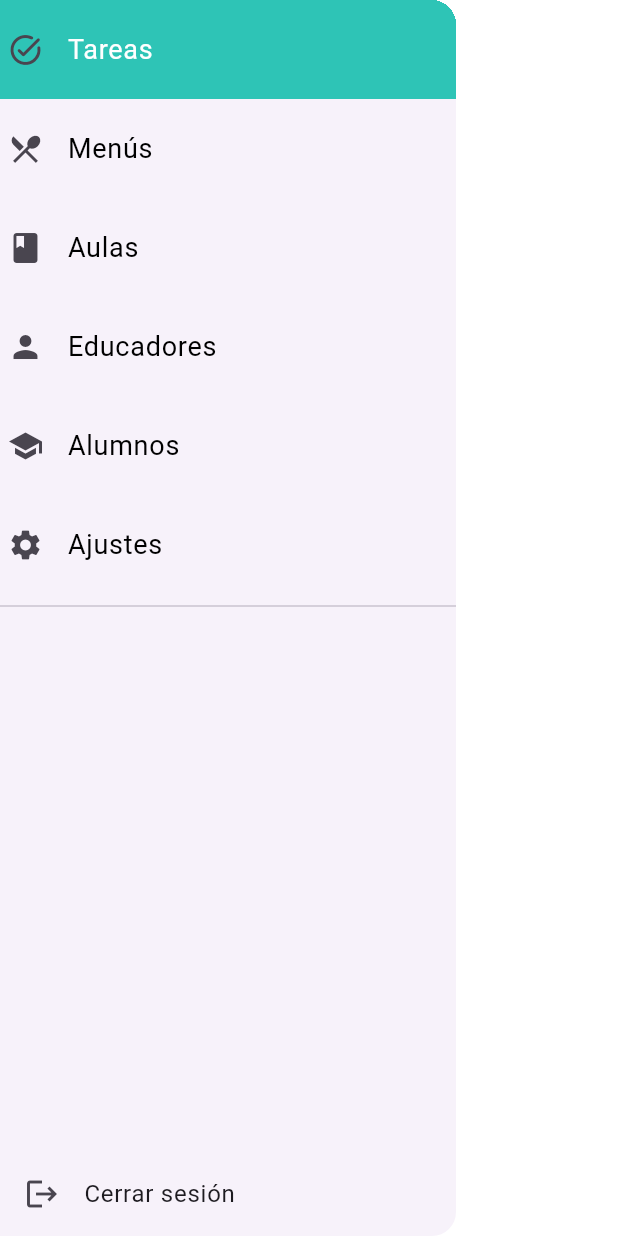
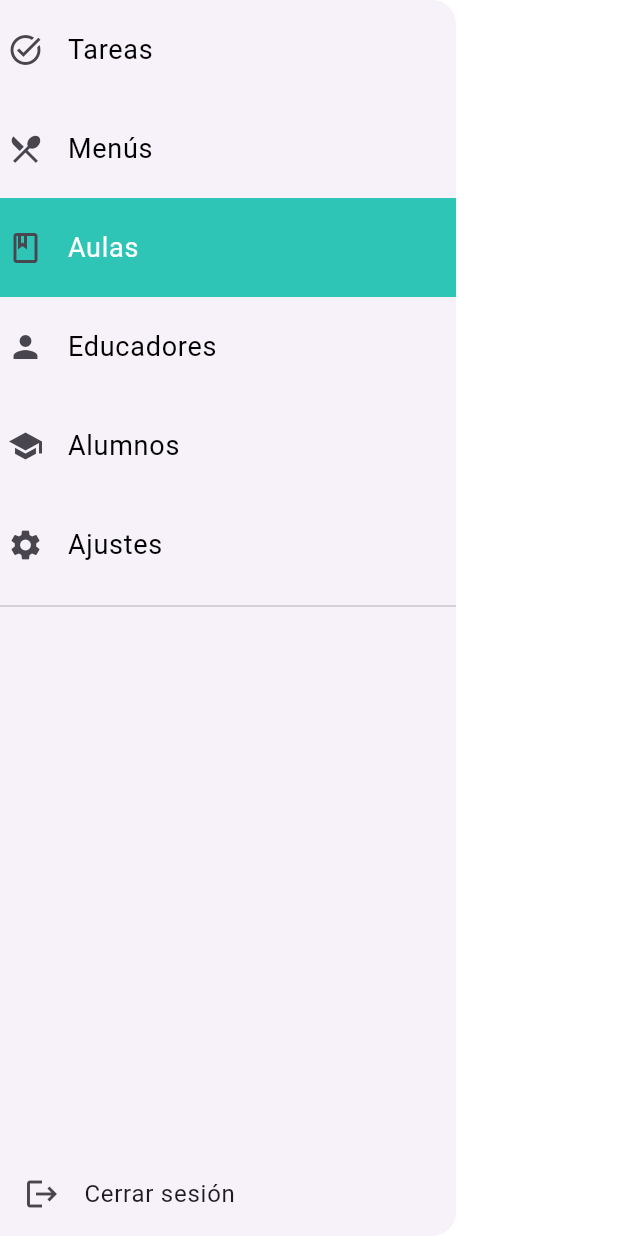
Before and after one commit to Tarerio/Tarerio-FRONT, a Flutter app: the Navbar widget shown alone on an empty page, opened directly, on a phone screen of 412 x 824 dp. Run offline on Flutter 3.47's test engine with Material 3 defaults, Android fonts, the phone set to English and light mode, and no system bars; our stand-ins replace image_picker; network calls fail.

Commit message:
RAFA: Cambio en el Navbar

```diff
--- a/lib/Pages/aulas.dart
+++ b/lib/Pages/aulas.dart
@@ -1,5 +1,6 @@
 import 'package:flutter/material.dart';
 import 'package:tarerio/Widgets/AulaCard.dart';
+import 'package:tarerio/Widgets/Navbar.dart';
 
 class AulasPage extends StatelessWidget {
   AulasPage({super.key});
@@ -40,6 +41,12 @@ class AulasPage extends StatelessWidget {
           );
         },
       ),
+      drawer: Navbar(
+        screenIndex: 2,
+        onLogout: () {
+          print("Cerrar sesión");
+        },
+      ),
     );
   }
 }
--- a/lib/Pages/principalAdministrador.dart
+++ b/lib/Pages/principalAdministrador.dart
@@ -36,6 +36,7 @@ class PrincipalAdministrador extends StatelessWidget {
         ),
       ),
       drawer: Navbar(
+        screenIndex: 0,
         onLogout: () {
           print("Cerrar sesión");
         },
--- a/lib/Widgets/AulaCard.dart
+++ b/lib/Widgets/AulaCard.dart
@@ -16,7 +16,8 @@ class AulaCard extends StatelessWidget {
 
   @override
   Widget build(BuildContext context) {
-    return Card(
+    return Container( // Establecer el ancho deseado aquí
+      child: Card(
         shape: RoundedRectangleBorder(
           borderRadius: BorderRadius.circular(15.0),
         ),
@@ -72,6 +73,7 @@ class AulaCard extends StatelessWidget {
             ),
           ],
         ),
+      ),
     );
   }
 }
--- a/lib/Widgets/Navbar.dart
+++ b/lib/Widgets/Navbar.dart
@@ -1,7 +1,8 @@
 import 'package:flutter/material.dart';
 
 class ExampleDestination {
-  const ExampleDestination(this.label, this.icon, this.selectedIcon, this.route);
+  const ExampleDestination(
+      this.label, this.icon, this.selectedIcon, this.route);
 
   final String label;
   final Widget icon;
@@ -10,27 +11,32 @@ class ExampleDestination {
 }
 
 const List<ExampleDestination> destinations = <ExampleDestination>[
-  ExampleDestination('Tareas', Icon(Icons.task_alt_outlined), Icon(Icons.task_alt_rounded), ''),
-  ExampleDestination('Menús', Icon(Icons.restaurant_menu), Icon(Icons.restaurant_menu_outlined), ''),
-  ExampleDestination('Aulas', Icon(Icons.class_), Icon(Icons.class_outlined), '/administrador/aulas'),
-  ExampleDestination('Educadores', Icon(Icons.person), Icon(Icons.person_outline),'/administrador/registrarProfesor' ),
-  ExampleDestination('Alumnos', Icon(Icons.school), Icon(Icons.school_outlined), '/administrador/registrarAlumno'),
-  ExampleDestination('Ajustes', Icon(Icons.settings), Icon(Icons.settings), '/administrador/perfil'),
-
+  ExampleDestination('Tareas', Icon(Icons.task_alt_outlined),
+      Icon(Icons.task_alt_rounded), '/tareas'), // Asigna rutas válidas
+  ExampleDestination('Menús', Icon(Icons.restaurant_menu),
+      Icon(Icons.restaurant_menu_outlined), '/menus'), // Asigna rutas válidas
+  ExampleDestination('Aulas', Icon(Icons.class_), Icon(Icons.class_outlined),
+      '/administrador/aulas'),
+  ExampleDestination('Educadores', Icon(Icons.person),
+      Icon(Icons.person_outline), '/administrador/registrarProfesor'),
+  ExampleDestination('Alumnos', Icon(Icons.school), Icon(Icons.school_outlined),
+      '/administrador/registrarAlumno'),
+  ExampleDestination('Ajustes', Icon(Icons.settings), Icon(Icons.settings),
+      '/administrador/perfil'),
 ];
 
 class Navbar extends StatefulWidget {
-  const Navbar({super.key, this.onLogout});
+  const Navbar({super.key, this.onLogout, required this.screenIndex});
 
   final VoidCallback? onLogout;
+  final int screenIndex;
+
 
   @override
   State<Navbar> createState() => _NavbarState();
 }
 
 class _NavbarState extends State<Navbar> {
-  int screenIndex = 0;
-
   @override
   Widget build(BuildContext context) {
     return Drawer(
@@ -39,7 +45,7 @@ class _NavbarState extends State<Navbar> {
           ...destinations.asMap().entries.map((entry) {
             int index = entry.key;
             ExampleDestination destination = entry.value;
-            bool isSelected = index == screenIndex;
+            bool isSelected = index == widget.screenIndex;
 
             return ListTile(
               leading: isSelected ? destination.selectedIcon : destination.icon,
@@ -50,8 +56,11 @@ class _NavbarState extends State<Navbar> {
                   fontSize: 18,
                 ),
               ),
-              tileColor: isSelected ? const Color(0xFF2EC4B6) : Colors.transparent,
-              onTap: () =>  Navigator.pushNamed(context, destination.route),
+              tileColor:
+                  isSelected ? const Color(0xFF2EC4B6) : Colors.transparent,
+              onTap: () { // Actualiza el índice de la pantalla activa
+                Navigator.pushReplacementNamed(context, destination.route); // Reemplaza la página actual
+              },
               contentPadding: const EdgeInsets.all(5.0),
             );
           }),
```
Lines whose indentation alone changed are shown as unchanged.
